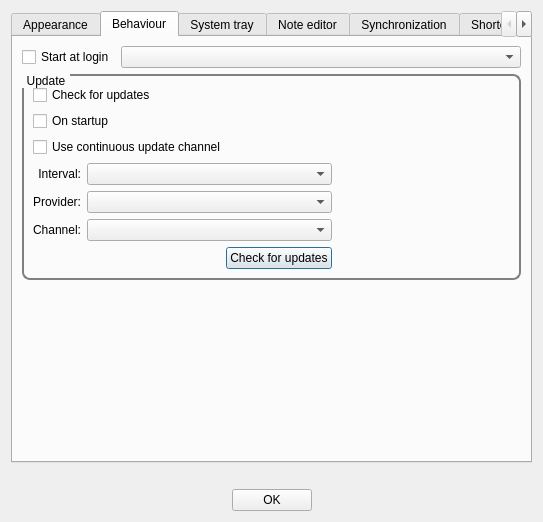
The window that lib/preferences/PreferencesDialog.ui (d1vanov/quentier) describes before a commit, drawn with Qt 5.
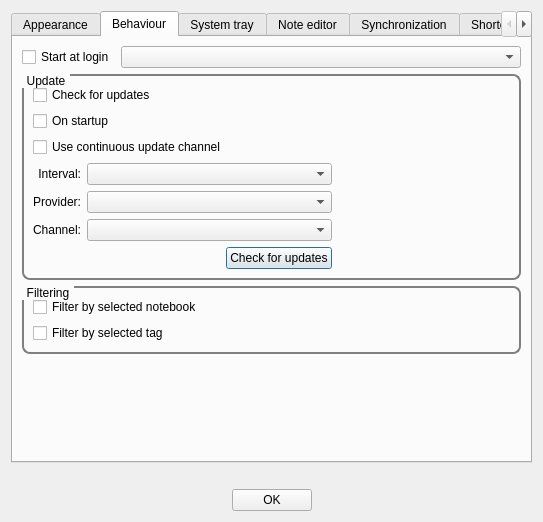
The same window after the commit. The open tabs and pages were chosen to show the change. Custom widgets are drawn as their Qt base class.

Commit message: Issue #147, Issue #148: add support for changing the options to filter by selected notebook/tag to PreferencesDialog

The edit to the form file:
```diff
--- a/lib/preferences/PreferencesDialog.ui
+++ b/lib/preferences/PreferencesDialog.ui
@@ -301,6 +301,42 @@
          </layout>
         </widget>
        </item>
+       <item>
+        <widget class="QGroupBox" name="filteringGroupBox">
+         <property name="styleSheet">
+          <string notr="true">QGroupBox {
+border: 2px solid gray;
+border-radius: 8px;
+margin-top: 1ex;
+}
+
+QGroupBox::title {
+subcontrol-origin: margin;
+subcontrol-position: top left;
+padding: 0 3px;
+}</string>
+         </property>
+         <property name="title">
+          <string>Filtering</string>
+         </property>
+         <layout class="QVBoxLayout" name="verticalLayout_2">
+          <item>
+           <widget class="QCheckBox" name="filterBySelectedNotebookCheckBox">
+            <property name="text">
+             <string>Filter by selected notebook</string>
+            </property>
+           </widget>
+          </item>
+          <item>
+           <widget class="QCheckBox" name="filterBySelectedTagCheckBox">
+            <property name="text">
+             <string>Filter by selected tag</string>
+            </property>
+           </widget>
+          </item>
+         </layout>
+        </widget>
+       </item>
        <item>
         <spacer name="behaviourTabVerticalSpacer">
          <property name="orientation">
```
Left out of the diff: 6 changed lines with no effect on the pictures. The commit also changes 2 other files.
